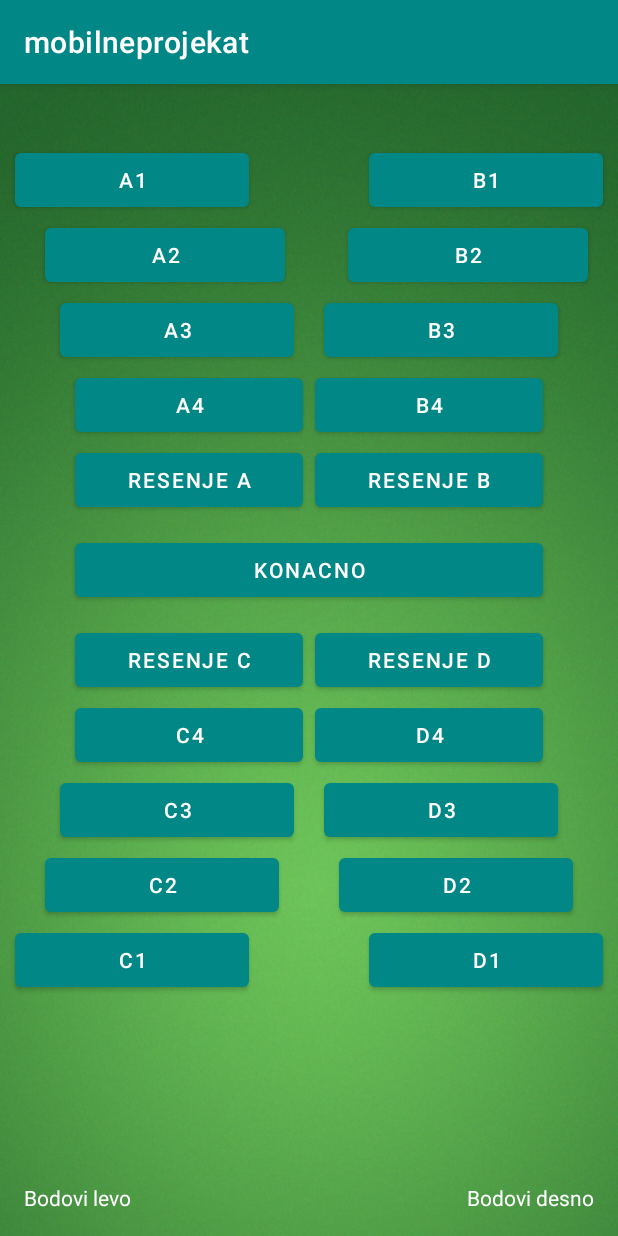
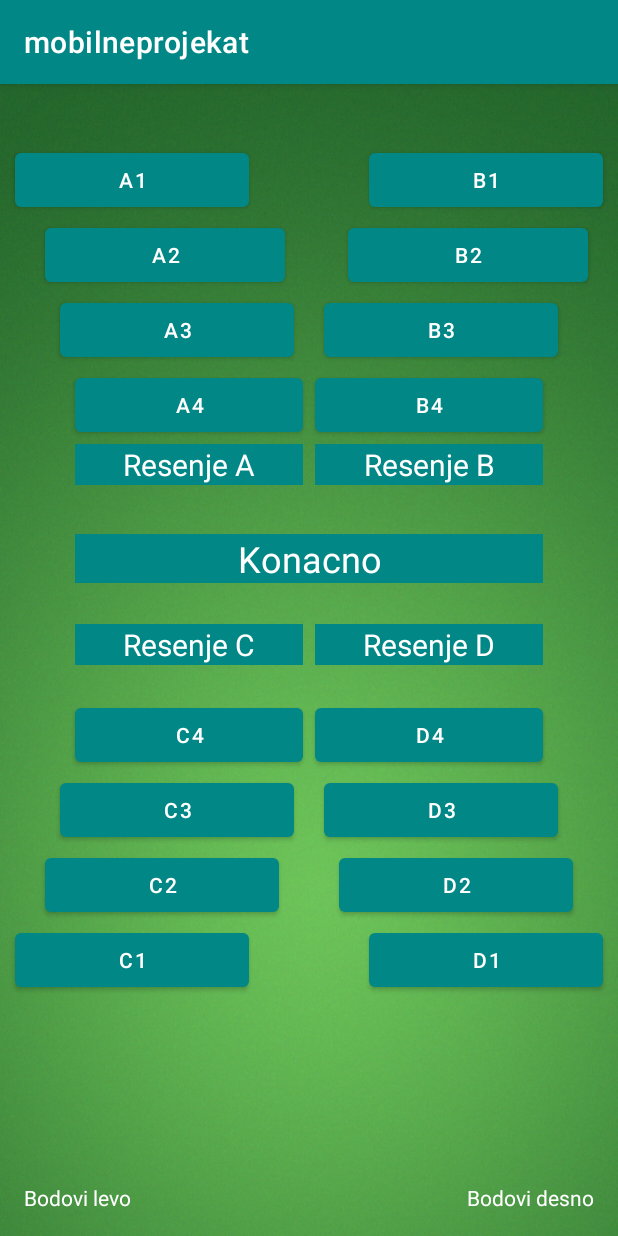
Before and after one commit to Turtlebole/MA-2023-Project, an Android app: the Asocijacije screen opened directly, with no data from a screen before it, on a phone screen of 412 x 824 dp. Run offline under Robolectric (Android 15) with nearby library versions, the phone set to English and light mode, and no system bars.

Commit message:
asocijacije and bodovi fixed

```diff
--- a/app/src/main/res/layout/fragment_asocijacije_window.xml
+++ b/app/src/main/res/layout/fragment_asocijacije_window.xml
@@ -133,23 +133,32 @@
         android:layout_marginTop="240dp"
         app:layout_constraintTop_toBottomOf="@id/linearAB4">
 
-        <Button
+        <TextView
             android:id="@+id/buttonSolutionA"
             android:layout_width="0dp"
             android:layout_height="wrap_content"
             android:layout_weight="1"
             android:text="Resenje A"
+            android:textColor="@color/white"
+            android:textSize="20sp"
+            android:textAlignment="center"
+            android:background="@color/teal_700"
             android:layout_marginStart="50dp"
-            android:layout_marginEnd="4dp"/>
+            android:layout_marginEnd="4dp" />
 
-        <Button
+
+        <TextView
             android:id="@+id/buttonSolutionB"
             android:layout_width="0dp"
             android:layout_height="wrap_content"
             android:layout_weight="1"
             android:text="Resenje B"
+            android:textColor="@color/white"
+            android:textSize="20sp"
+            android:textAlignment="center"
+            android:background="@color/teal_700"
             android:layout_marginStart="4dp"
-            android:layout_marginEnd="50dp"/>
+            android:layout_marginEnd="50dp" />
 
     </LinearLayout>
 
@@ -161,14 +170,18 @@
         android:layout_marginTop="300dp"
         app:layout_constraintTop_toBottomOf="@id/linearResenjeAB">
 
-        <Button
+        <TextView
             android:id="@+id/buttonKonacno"
             android:layout_width="match_parent"
             android:layout_height="wrap_content"
             android:layout_weight="1"
             android:text="Konacno"
+            android:textColor="@color/white"
+            android:textSize="24sp"
+            android:textAlignment="center"
+            android:background="@color/teal_700"
             android:layout_marginLeft="50dp"
-            android:layout_marginRight="50dp"/>
+            android:layout_marginRight="50dp" />
 
     </LinearLayout>
 
@@ -179,27 +192,35 @@
         android:layout_height="wrap_content"
         android:layout_marginTop="360dp">
 
-        <Button
+        <TextView
             android:id="@+id/buttonResenjeC"
             android:layout_width="0dp"
             android:layout_height="wrap_content"
             android:layout_weight="1"
             android:text="Resenje C"
+            android:textColor="@color/white"
+            android:textSize="20sp"
+            android:textAlignment="center"
             android:layout_marginRight="4dp"
             android:layout_marginLeft="50dp"
+            android:background="@color/teal_700"
             app:layout_constraintStart_toStartOf="parent"
-            app:layout_constraintEnd_toStartOf="@+id/buttonResenjeD"/>
+            app:layout_constraintEnd_toStartOf="@+id/buttonResenjeD" />
 
-        <Button
+        <TextView
             android:id="@+id/buttonResenjeD"
             android:layout_width="0dp"
             android:layout_height="wrap_content"
             android:layout_weight="1"
             android:text="Resenje D"
+            android:textColor="@color/white"
+            android:textSize="20sp"
+            android:textAlignment="center"
             android:layout_marginLeft="4dp"
             android:layout_marginRight="50dp"
+            android:background="@color/teal_700"
             app:layout_constraintStart_toEndOf="@+id/buttonResenjeC"
-            app:layout_constraintEnd_toEndOf="parent"/>
+            app:layout_constraintEnd_toEndOf="parent" />
 
     </LinearLayout>
 
--- a/app/src/main/res/layout/fragment_korakpokorak_window.xml
+++ b/app/src/main/res/layout/fragment_korakpokorak_window.xml
@@ -6,7 +6,7 @@
     android:layout_height="match_parent"
     android:background="@drawable/background"
     >
-    <!--Prvi red -->
+
     <LinearLayout
         android:layout_width="match_parent"
         android:layout_height="56dp"
--- a/app/src/main/res/layout/fragment_skocko_window.xml
+++ b/app/src/main/res/layout/fragment_skocko_window.xml
@@ -6,6 +6,7 @@
     android:layout_height="match_parent"
     android:background="@drawable/background"
     >
+
 
     <LinearLayout
         android:id="@+id/mainLayout"
--- a/app/src/main/res/layout/fragment_spojnice_window.xml
+++ b/app/src/main/res/layout/fragment_spojnice_window.xml
@@ -3,6 +3,7 @@
     android:layout_width="match_parent"
     android:layout_height="match_parent"
     android:background="@drawable/background">
+
 
     <LinearLayout
         android:layout_width="match_parent"
```
Also changed, not shown: app/src/main/res/layout/fragment_koznazna_widnow.xml (+76 -9 lines), app/src/main/res/layout/fragment_mojbroj_window.xml (+75 -10 lines).
